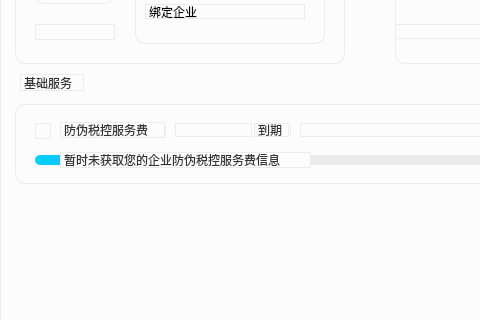
The window that src/ZcloudEntCenter/EntCenterMainWidget.ui (gispda/ZcloudDesk) describes before a commit, drawn with Qt 5; both pictures show x 0 to 480 and y 136 to 456 of the 750 by 620 pixel window.
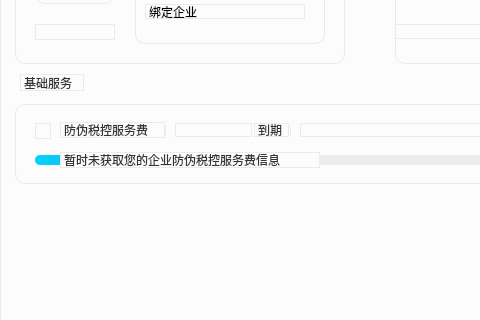
The same window after the commit. Icons and pictures are not drawn.

```diff
--- a/src/ZcloudEntCenter/EntCenterMainWidget.ui
+++ b/src/ZcloudEntCenter/EntCenterMainWidget.ui
@@ -739,7 +739,7 @@
      <rect>
       <x>45</x>
       <y>48</y>
-      <width>251</width>
+      <width>260</width>
       <height>16</height>
      </rect>
     </property>
```
Left out of the diff: 9 changed lines with no effect on the pictures.
